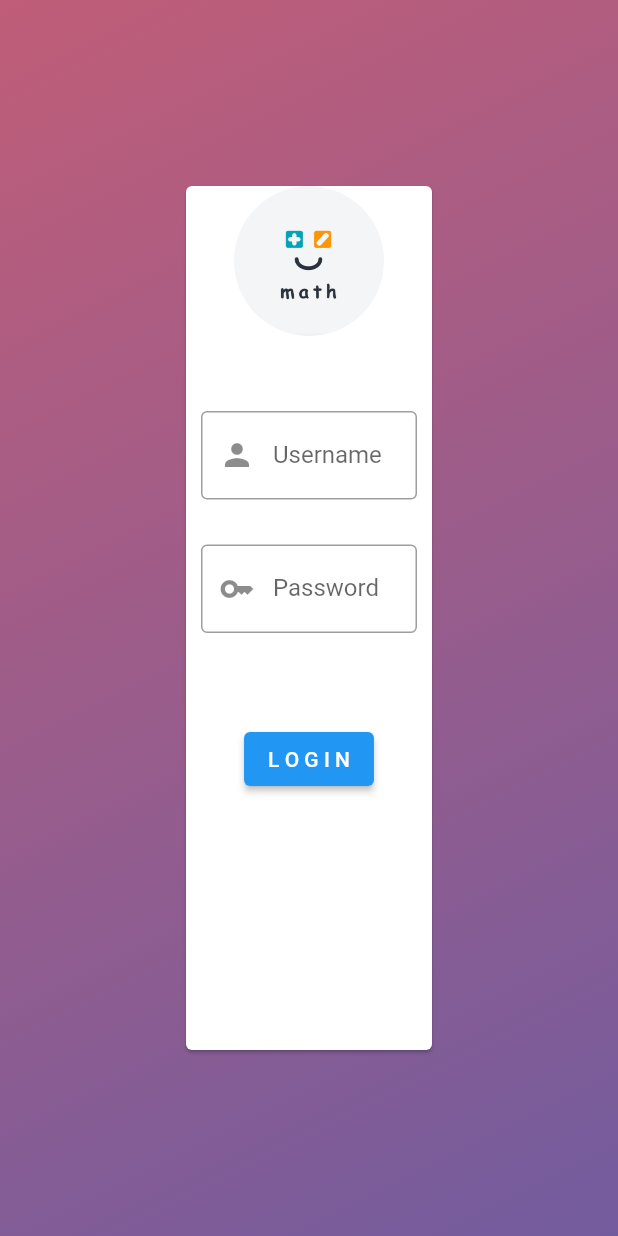
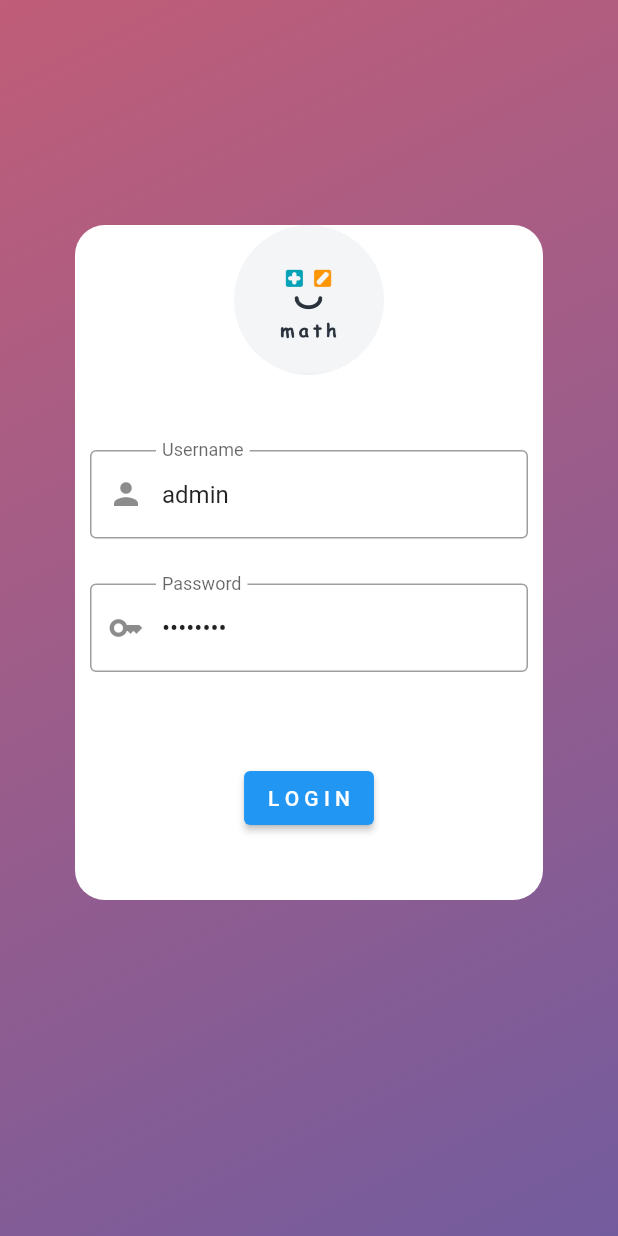
Before and after one commit to zanggmzn/tpm1, a Flutter app: the screen it shows after launch, on a phone screen of 412 x 824 dp. Run offline on Flutter 3.47's test engine with Material 2 defaults, Android fonts, the phone set to English and light mode, and no system bars.

Commit message:
fix: bug

```diff
--- a/lib/main.dart
+++ b/lib/main.dart
@@ -2,7 +2,7 @@ import 'package:flutter/material.dart';
 import './menu.dart';
 
 //void untuk panggil desain halaman utama
-void main(){
+void main() {
   //buat material app untuk halaman utama
   runApp(const MaterialApp(
     //berisi baris code halaman utama
@@ -24,103 +24,121 @@ class _HalamanUtamaState extends State<HalamanUtama> {
   final String user = 'admin';
   final String pass = 'admin123';
 
-  TextEditingController cUser = TextEditingController(); // ambil nilai fill user
-  TextEditingController cPass = TextEditingController(); // ambil nilai fill pas
+  TextEditingController cUser =
+      TextEditingController(text: 'admin'); // ambil nilai fill user
+  TextEditingController cPass =
+      TextEditingController(text: 'admin123'); // ambil nilai fill pas
   @override
   Widget build(BuildContext context) {
     return Scaffold(
       body: Container(
-        padding: EdgeInsets.all(120), //biar ga ketutupan card
-        //infinity mengikuti ukuran layar
-        width: double.infinity, height: double.infinity,
+        height: double.infinity,
         decoration: const BoxDecoration(
           gradient: LinearGradient(
             begin: Alignment.topLeft,
             end: Alignment.bottomRight,
-            colors: [Color.fromARGB(255, 192, 93, 120), Color.fromARGB(255, 115, 92, 158)]
-          )
+            colors: [
+              Color.fromARGB(255, 192, 93, 120),
+              Color.fromARGB(255, 115, 92, 158)
+            ],
+          ),
         ),
         // child card untuk membuat form bingkai login
         // child diusahakan adalah sebuah widget yg punya children agar dapat membuat dekorasi didalamnya (fill box)
-        child: Card(
+        child: SingleChildScrollView(
+          child: Container(
+            height: 450,
+            margin: const EdgeInsets.fromLTRB(50, 150, 50, 0),
+            decoration: BoxDecoration(
+              borderRadius: BorderRadius.circular(20),
+              color: Colors.white,
+            ),
             child: Column(
               children: [
-              Container(
-                width: 100, height: 100,
-                child: const CircleAvatar(
+                const SizedBox(
+                  width: 100,
+                  height: 100,
+                  child: CircleAvatar(
                     backgroundColor: Colors.white,
                     backgroundImage: AssetImage('images/math.png'),
                   ),
                 ),
-              const SizedBox(height: 40,),
+                const SizedBox(
+                  height: 40,
+                ),
                 Container(
-                padding: EdgeInsets.all(10),
-                child: Column(
-                  children: [
+                  padding: const EdgeInsets.all(10),
+                  child: Column(children: [
                     TextField(
                       controller: cUser,
                       decoration: const InputDecoration(
                         border: OutlineInputBorder(
-                          borderSide: BorderSide(width: 2.0)
-                          ),
+                            borderSide: BorderSide(width: 2.0)),
                         labelText: 'Username',
                         hintText: 'Input Username Anda',
                         prefixIcon: Icon(Icons.person),
                       ),
                     ),
-                    const SizedBox(height: 30,),
+                    const SizedBox(
+                      height: 30,
+                    ),
                     TextField(
                       controller: cPass,
-                      obscureText: visibilityPass, //agar pass tidak tampak
+                      obscureText: true, //agar pass tidak tampak
                       decoration: const InputDecoration(
                         border: OutlineInputBorder(
-                          borderSide: BorderSide(width: 2.0)
-                          ),
+                            borderSide: BorderSide(width: 2.0)),
                         labelText: 'Password',
                         hintText: 'Input Password Anda',
                         prefixIcon: Icon(Icons.key),
                       ),
                     ),
-                    const SizedBox(height: 60,),
+                    const SizedBox(
+                      height: 60,
+                    ),
                     ElevatedButton(
                       //kondisi saat klik button login
-                      onPressed: (){
+                      onPressed: () {
                         checkLogic(context);
                       },
-                      child: Text('L O G I N')
+                      child: Text('L O G I N'),
                     )
                   ]),
                 )
-          ]),
+              ],
+            ),
+          ),
         ),
       ),
     );
   }
-  void checkLogic(BuildContext context){
-    if (cUser.text==user && cPass.text==pass){
+
+  void checkLogic(BuildContext context) {
+    if (cUser.text == user && cPass.text == pass) {
       Navigator.pushReplacement(
           context,
           MaterialPageRoute(
-          builder: (context)=> Menu(),
+            builder: (context) => Menu(),
           ));
       ScaffoldMessenger.of(context).showSnackBar(
-        SnackBar(
-          content: Text ('Login Berhasil!'),
-          backgroundColor: Colors.blue,),
+        const SnackBar(
+          content: Text('Login Berhasil!'),
+          backgroundColor: Colors.blue,
+        ),
       );
-    }
-    else if(cUser.text.isEmpty || cPass.text.isEmpty){
+    } else if (cUser.text.isEmpty || cPass.text.isEmpty) {
       ScaffoldMessenger.of(context).showSnackBar(
-        SnackBar(
-          content: Text ('Username atau Password Harus Diisi!'),
-          backgroundColor: Colors.red,),
+        const SnackBar(
+          content: Text('Username atau Password Harus Diisi!'),
+          backgroundColor: Colors.red,
+        ),
       );
-    }
-    else{
+    } else {
       ScaffoldMessenger.of(context).showSnackBar(
-        SnackBar(
-          content: Text ('Username dan Password Anda Salah!'),
-          backgroundColor: Colors.red,),
+        const SnackBar(
+          content: Text('Username dan Password Anda Salah!'),
+          backgroundColor: Colors.red,
+        ),
       );
     }
   }
```
Also changed, not shown: lib/datadiri.dart (+151 -21 lines), lib/menu.dart (+37 -26 lines), 1 other file. Lines whose indentation alone changed are shown as unchanged.
